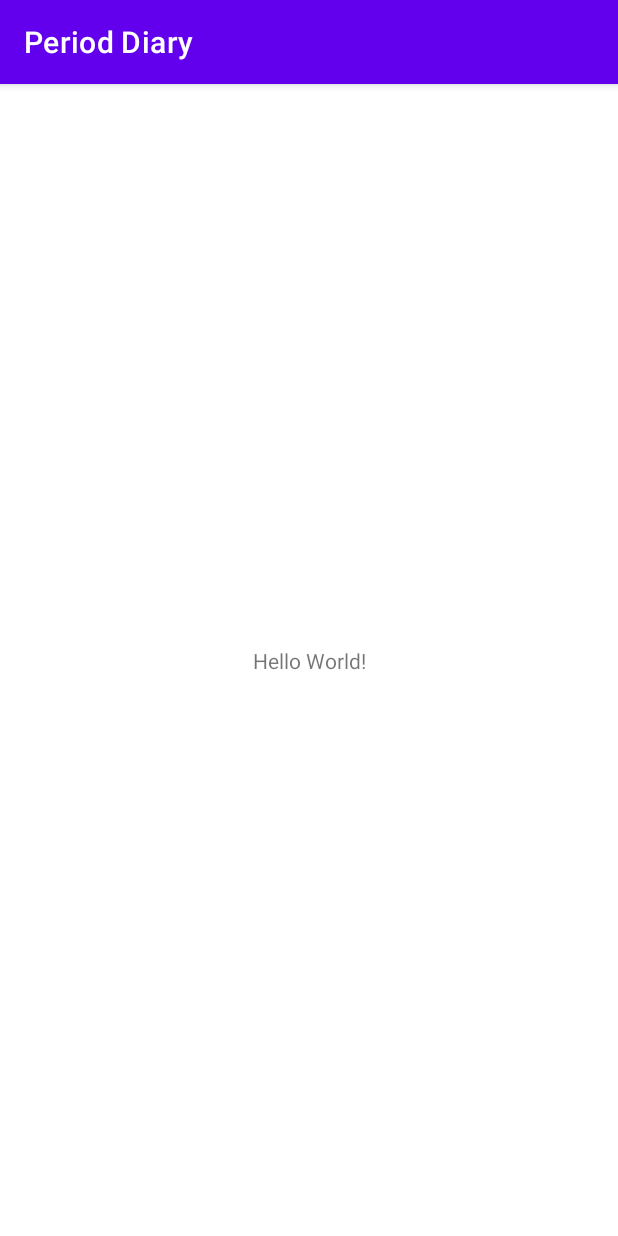
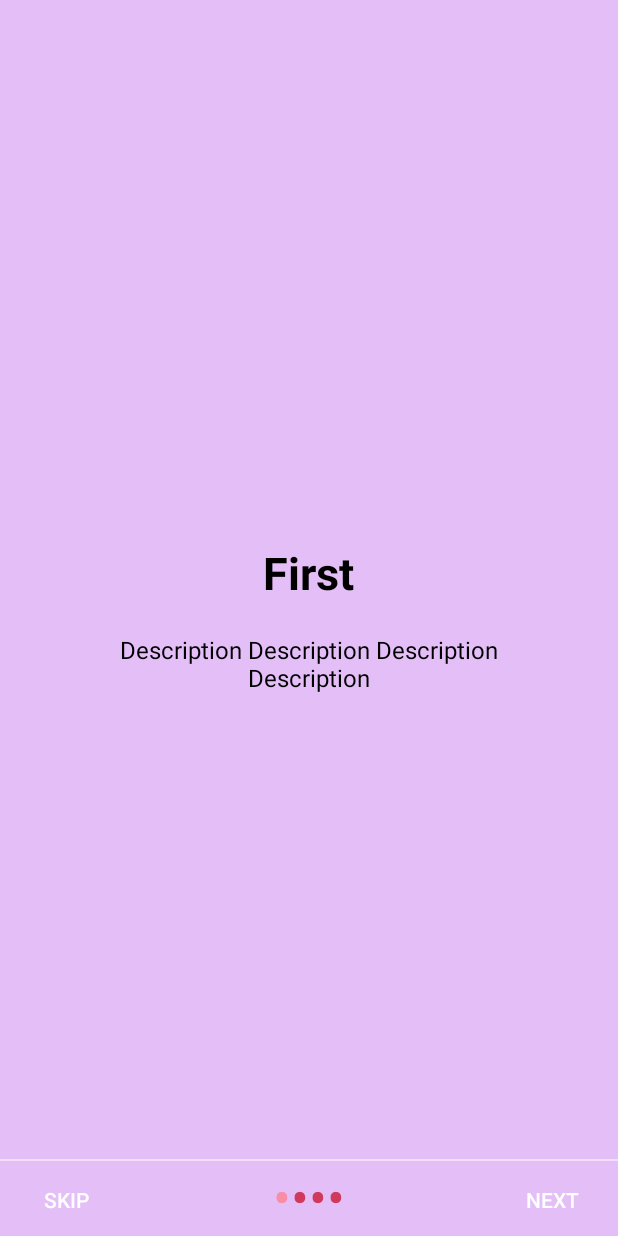
Before and after one commit to Naitik555/Period-Diary, an Android app: the screen it shows after launch (MainActivity before the commit, IntroActivity after it), on a phone screen of 412 x 824 dp. Run offline under Robolectric (Android 15) with nearby library versions, the phone set to English and light mode, and no system bars.

Commit message:
Second - commit - app intro slideshow

```diff
--- /dev/null
+++ b/app/src/main/java/com/project/perioddiary/FirstTimeTrueOrNot.java
@@ -0,0 +1,35 @@
+package com.project.perioddiary;
+
+import android.content.Context;
+import android.content.SharedPreferences;
+
+public class FirstTimeTrueOrNot
+{
+    SharedPreferences pref;
+    SharedPreferences.Editor editor;
+    Context _context;
+
+    // shared pref mode
+    int PRIVATE_MODE = 0;
+
+    // Shared preferences file name
+    private static final String PREF_NAME = "period diary -welcome";
+
+    private static final String IS_FIRST_TIME_LAUNCH = "IsFirstTimeLaunch";
+
+    public FirstTimeTrueOrNot(Context context) {
+        this._context = context;
+        pref = _context.getSharedPreferences(PREF_NAME, PRIVATE_MODE);
+        editor = pref.edit();
+    }
+
+    public void setFirstTimeLaunch(boolean isFirstTime) {
+        editor.putBoolean(IS_FIRST_TIME_LAUNCH, isFirstTime);
+        editor.commit();
+    }
+
+    public boolean isFirstTimeLaunch() {
+        return pref.getBoolean(IS_FIRST_TIME_LAUNCH, true);
+    }
+
+}
--- /dev/null
+++ b/app/src/main/java/com/project/perioddiary/IntroActivity.java
@@ -0,0 +1,203 @@
+package com.project.perioddiary;
+
+import android.content.Context;
+import android.content.Intent;
+import android.graphics.Color;
+import android.os.Build;
+import android.os.Bundle;
+import android.text.Html;
+import android.view.LayoutInflater;
+import android.view.View;
+import android.view.ViewGroup;
+import android.view.Window;
+import android.view.WindowManager;
+import android.widget.Button;
+import android.widget.LinearLayout;
+import android.widget.TextView;
+
+import androidx.appcompat.app.AppCompatActivity;
+import androidx.viewpager.widget.PagerAdapter;
+import androidx.viewpager.widget.ViewPager;
+
+public class IntroActivity extends AppCompatActivity {
+
+    private ViewPager viewPager;
+    private MyViewPagerAdapter myViewPagerAdapter;
+    private LinearLayout dotsLayout;
+    private TextView[] dots;
+    private int[] layouts;
+    private Button btnSkip, btnNext;
+    private FirstTimeTrueOrNot firstTimeTrueOrNot;
+
+    @Override
+    protected void onCreate(Bundle savedInstanceState) {
+        super.onCreate(savedInstanceState);
+
+        // Checking for first time launch - before calling setContentView()
+        firstTimeTrueOrNot = new FirstTimeTrueOrNot(this);
+        if (!firstTimeTrueOrNot.isFirstTimeLaunch()) {
+            launchHomeScreen();
+            finish();
+        }
+
+        // Making notification bar transparent
+        if (Build.VERSION.SDK_INT >= 21) {
+            getWindow().getDecorView().setSystemUiVisibility(View.SYSTEM_UI_FLAG_LAYOUT_STABLE | View.SYSTEM_UI_FLAG_LAYOUT_FULLSCREEN);
+        }
+
+        setContentView(R.layout.activity_intro);
+
+        viewPager = (ViewPager) findViewById(R.id.view_pager);
+        dotsLayout = (LinearLayout) findViewById(R.id.layoutDots);
+        btnSkip = (Button) findViewById(R.id.btn_skip);
+        btnNext = (Button) findViewById(R.id.btn_next);
+
+
+        // layouts of all welcome sliders
+        // add few more layouts if you want
+        layouts = new int[]{
+                R.layout.introslideone,
+                R.layout.introslidetwo,
+                R.layout.introslidethree,
+                R.layout.introslidefour};
+
+        // adding bottom dots
+        addBottomDots(0);
+
+        // making notification bar transparent
+        changeStatusBarColor();
+
+        myViewPagerAdapter = new MyViewPagerAdapter();
+        viewPager.setAdapter(myViewPagerAdapter);
+        viewPager.addOnPageChangeListener(viewPagerPageChangeListener);
+
+        btnSkip.setOnClickListener(new View.OnClickListener() {
+            @Override
+            public void onClick(View v) {
+                launchHomeScreen();
+            }
+        });
+
+        btnNext.setOnClickListener(new View.OnClickListener() {
+            @Override
+            public void onClick(View v) {
+                // checking for last page
+                // if last page home screen will be launched
+                int current = getItem(+1);
+                if (current < layouts.length) {
+                    // move to next screen
+                    viewPager.setCurrentItem(current);
+                } else {
+                    launchHomeScreen();
+                }
+            }
+        });
+    }
+
+    private void addBottomDots(int currentPage) {
+        dots = new TextView[layouts.length];
+
+        int[] colorsActive = getResources().getIntArray(R.array.array_dot_active);
+        int[] colorsInactive = getResources().getIntArray(R.array.array_dot_inactive);
+
+        dotsLayout.removeAllViews();
+        for (int i = 0; i < dots.length; i++) {
+            dots[i] = new TextView(this);
+            dots[i].setText(Html.fromHtml("&#8226;"));
+            dots[i].setTextSize(35);
+            dots[i].setTextColor(colorsInactive[currentPage]);
+            dotsLayout.addView(dots[i]);
+        }
+
+        if (dots.length > 0)
+            dots[currentPage].setTextColor(colorsActive[currentPage]);
+    }
+
+    private int getItem(int i) {
+        return viewPager.getCurrentItem() + i;
+    }
+
+    private void launchHomeScreen() {
+        firstTimeTrueOrNot.setFirstTimeLaunch(false);
+        startActivity(new Intent(IntroActivity.this, MainActivity.class));
+        finish();
+    }
+
+    //  viewpager change listener
+    ViewPager.OnPageChangeListener viewPagerPageChangeListener = new ViewPager.OnPageChangeListener() {
+
+        @Override
+        public void onPageSelected(int position) {
+            addBottomDots(position);
+
+            // changing the next button text 'NEXT' / 'GOT IT'
+            if (position == layouts.length - 1) {
+                // last page. make button text to GOT IT
+                btnNext.setText(getString(R.string.start));
+                btnSkip.setVisibility(View.GONE);
+            } else {
+                // still pages are left
+                btnNext.setText(getString(R.string.next));
+                btnSkip.setVisibility(View.VISIBLE);
+            }
+        }
+
+        @Override
+        public void onPageScrolled(int arg0, float arg1, int arg2) {
+
+        }
+
+        @Override
+        public void onPageScrollStateChanged(int arg0) {
+
+        }
+    };
+
+    /**
+     * Making notification bar transparent
+     */
+    private void changeStatusBarColor() {
+        if (Build.VERSION.SDK_INT >= Build.VERSION_CODES.LOLLIPOP) {
+            Window window = getWindow();
+            window.addFlags(WindowManager.LayoutParams.FLAG_DRAWS_SYSTEM_BAR_BACKGROUNDS);
+            window.setStatusBarColor(Color.TRANSPARENT);
+        }
+    }
+
+    /**
+     * View pager adapter
+     */
+    public class MyViewPagerAdapter extends PagerAdapter {
+        private LayoutInflater layoutInflater;
+
+        public MyViewPagerAdapter() {
+        }
+
+        @Override
+        public Object instantiateItem(ViewGroup container, int position) {
+            layoutInflater = (LayoutInflater) getSystemService(Context.LAYOUT_INFLATER_SERVICE);
+
+            View view = layoutInflater.inflate(layouts[position], container, false);
+            container.addView(view);
+
+            return view;
+        }
+
+        @Override
+        public int getCount() {
+            return layouts.length;
+        }
+
+        @Override
+        public boolean isViewFromObject(View view, Object obj) {
+            return view == obj;
+        }
+
+
+        @Override
+        public void destroyItem(ViewGroup container, int position, Object object) {
+            View view = (View) object;
+            container.removeView(view);
+        }
+    }
+}
--- /dev/null
+++ b/app/src/main/res/layout/activity_intro.xml
@@ -0,0 +1,53 @@
+<?xml version="1.0" encoding="utf-8"?>
+<RelativeLayout xmlns:android="http://schemas.android.com/apk/res/android"
+    xmlns:app="http://schemas.android.com/apk/res-auto"
+    xmlns:tools="http://schemas.android.com/tools"
+    android:layout_width="match_parent"
+    android:layout_height="match_parent"
+    tools:showIn="@layout/activity_intro">
+
+
+    <androidx.viewpager.widget.ViewPager
+        android:id="@+id/view_pager"
+        android:layout_width="match_parent"
+        android:layout_height="match_parent" />
+
+    <LinearLayout
+        android:id="@+id/layoutDots"
+        android:layout_width="match_parent"
+        android:layout_height="@dimen/dots_height"
+        android:layout_alignParentBottom="true"
+        android:layout_marginBottom="@dimen/dots_margin_bottom"
+        android:gravity="center"
+        android:orientation="horizontal">
+
+    </LinearLayout>
+
+    <View
+        android:layout_width="match_parent"
+        android:layout_height="1dp"
+        android:alpha=".5"
+        android:layout_above="@id/layoutDots"
+        android:background="@android:color/white" />
+
+    <Button
+        android:id="@+id/btn_next"
+        android:layout_width="wrap_content"
+        android:layout_height="wrap_content"
+        android:layout_alignParentBottom="true"
+        android:layout_alignParentRight="true"
+        android:background="@null"
+        android:text="@string/next"
+        android:textColor="@android:color/white" />
+
+    <Button
+        android:id="@+id/btn_skip"
+        android:layout_width="wrap_content"
+        android:layout_height="wrap_content"
+        android:layout_alignParentBottom="true"
+        android:layout_alignParentLeft="true"
+        android:background="@null"
+        android:text="@string/skip"
+        android:textColor="@android:color/white" />
+
+</RelativeLayout>
--- /dev/null
+++ b/app/src/main/res/layout/introslideone.xml
@@ -0,0 +1,41 @@
+<?xml version="1.0" encoding="utf-8"?>
+<RelativeLayout xmlns:android="http://schemas.android.com/apk/res/android"
+    android:layout_width="match_parent"
+    android:layout_height="match_parent"
+    android:background="@color/bg_screen1">
+
+    <LinearLayout
+        android:layout_width="wrap_content"
+        android:layout_height="wrap_content"
+        android:layout_centerInParent="true"
+        android:gravity="center_horizontal"
+        android:orientation="vertical">
+
+<!--        <ImageView-->
+<!--            android:layout_width="@dimen/img_width_height"-->
+<!--            android:layout_height="@dimen/img_width_height"-->
+<!--            android:src="" />-->
+
+        <TextView
+            android:layout_width="wrap_content"
+            android:layout_height="wrap_content"
+            android:text="@string/slide_1_title"
+            android:textColor="#000000"
+            android:textSize="@dimen/slide_title"
+            android:textStyle="bold" />
+
+        <TextView
+            android:layout_width="wrap_content"
+            android:layout_height="wrap_content"
+            android:layout_marginTop="20dp"
+            android:paddingLeft="@dimen/desc_padding"
+            android:paddingRight="@dimen/desc_padding"
+            android:text="@string/slide_1_desc"
+            android:textAlignment="center"
+            android:textColor="#000000"
+            android:textSize="@dimen/slide_desc"
+            android:gravity="center_horizontal" />
+
+    </LinearLayout>
+
+</RelativeLayout>
--- a/app/src/main/res/values-night/themes.xml
+++ b/app/src/main/res/values-night/themes.xml
@@ -1,16 +1,17 @@
 <resources xmlns:tools="http://schemas.android.com/tools">
     <!-- Base application theme. -->
-    <style name="Theme.PeriodDiary" parent="Theme.MaterialComponents.DayNight.DarkActionBar">
-        <!-- Primary brand color. -->
-        <item name="colorPrimary">@color/purple_200</item>
-        <item name="colorPrimaryVariant">@color/purple_700</item>
-        <item name="colorOnPrimary">@color/black</item>
-        <!-- Secondary brand color. -->
-        <item name="colorSecondary">@color/teal_200</item>
-        <item name="colorSecondaryVariant">@color/teal_200</item>
-        <item name="colorOnSecondary">@color/black</item>
-        <!-- Status bar color. -->
-        <item name="android:statusBarColor" tools:targetApi="l">?attr/colorPrimaryVariant</item>
+    <!-- Base application theme. -->
+    <style name="AppTheme" parent="Theme.AppCompat.Light.DarkActionBar">
         <!-- Customize your theme here. -->
+        <item name="colorPrimary">@color/colorPrimary</item>
+        <item name="colorPrimaryDark">@color/colorPrimaryDark</item>
+        <item name="colorAccent">@color/colorAccent</item>
+        <item name="windowActionBar">false</item>
+        <item name="windowNoTitle">true</item>
     </style>
+
+    <style name="AppTheme.AppBarOverlay" parent="ThemeOverlay.AppCompat.Dark.ActionBar" />
+
+    <style name="AppTheme.PopupOverlay" parent="ThemeOverlay.AppCompat.Light" />
+
 </resources>
--- a/app/src/main/res/values/colors.xml
+++ b/app/src/main/res/values/colors.xml
@@ -1,10 +1,39 @@
 <?xml version="1.0" encoding="utf-8"?>
+
 <resources>
-    <color name="purple_200">#FFBB86FC</color>
-    <color name="purple_500">#FF6200EE</color>
-    <color name="purple_700">#FF3700B3</color>
-    <color name="teal_200">#FF03DAC5</color>
-    <color name="teal_700">#FF018786</color>
-    <color name="black">#FF000000</color>
-    <color name="white">#FFFFFFFF</color>
+    <color name="colorPrimary">#3F51B5</color>
+    <color name="colorPrimaryDark">#303F9F</color>
+    <color name="colorAccent">#FF4081</color>
+
+    <!-- Screens background color-->
+    <color name="bg_screen1">#e4bef7</color>
+    <color name="bg_screen2">#F656F3</color>
+    <color name="bg_screen3">#DDCD69F8</color>
+    <color name="bg_screen4">#EF68F4</color>
+
+    <!-- dots inactive colors -->
+    <color name="dot_dark_screen1">#d1395c</color>
+    <color name="dot_dark_screen2">#14a895</color>
+    <color name="dot_dark_screen3">#2278d4</color>
+    <color name="dot_dark_screen4">#a854d4</color>
+
+    <!-- dots active colors -->
+    <color name="dot_light_screen1">#f98da5</color>
+    <color name="dot_light_screen2">#8cf9eb</color>
+    <color name="dot_light_screen3">#93c6fd</color>
+    <color name="dot_light_screen4">#e4b5fc</color>
+
+    <array name="array_dot_active">
+        <item>@color/dot_light_screen1</item>
+        <item>@color/dot_light_screen2</item>
+        <item>@color/dot_light_screen3</item>
+        <item>@color/dot_light_screen4</item>
+    </array>
+
+    <array name="array_dot_inactive">
+        <item>@color/dot_dark_screen1</item>
+        <item>@color/dot_dark_screen2</item>
+        <item>@color/dot_dark_screen3</item>
+        <item>@color/dot_dark_screen4</item>
+    </array>
 </resources>
--- /dev/null
+++ b/app/src/main/res/values/dimens.xml
@@ -0,0 +1,15 @@
+<?xml version="1.0" encoding="utf-8"?>
+<resources>
+
+        <!-- Default screen margins, per the Android Design guidelines. -->
+        <dimen name="activity_horizontal_margin">16dp</dimen>
+        <dimen name="activity_vertical_margin">16dp</dimen>
+        <dimen name="fab_margin">16dp</dimen>
+        <dimen name="dots_height">30dp</dimen>
+        <dimen name="dots_margin_bottom">20dp</dimen>
+        <dimen name="img_width_height">120dp</dimen>
+        <dimen name="slide_title">30dp</dimen>
+        <dimen name="slide_desc">16dp</dimen>
+        <dimen name="desc_padding">40dp</dimen>
+
+</resources>
--- a/app/src/main/res/values/strings.xml
+++ b/app/src/main/res/values/strings.xml
@@ -1,3 +1,20 @@
 <resources>
-    <string name="app_name">Period Diary</string>
+    <string name="app_name">Intro Slider</string>
+    <string name="title_activity_welcome">Home Screen</string>
+    <string name="next">NEXT</string>
+    <string name="skip">SKIP</string>
+    <string name="start">GOT IT</string>
+
+    <string name="slide_1_title">First</string>
+    <string name="slide_1_desc">Description Description Description Description</string>
+
+    <string name="slide_2_title">Second</string>
+    <string name="slide_2_desc">Description Description Description Description!</string>
+
+    <string name="slide_3_title">Third</string>
+    <string name="slide_3_desc">Description Description Description Description</string>
+
+    <string name="slide_4_title">Four</string>
+    <string name="slide_4_desc">Description Description Description Description</string>
+
 </resources>
--- a/app/src/main/res/values/themes.xml
+++ b/app/src/main/res/values/themes.xml
@@ -1,16 +1,16 @@
 <resources xmlns:tools="http://schemas.android.com/tools">
     <!-- Base application theme. -->
-    <style name="Theme.PeriodDiary" parent="Theme.MaterialComponents.DayNight.DarkActionBar">
-        <!-- Primary brand color. -->
-        <item name="colorPrimary">@color/purple_500</item>
-        <item name="colorPrimaryVariant">@color/purple_700</item>
-        <item name="colorOnPrimary">@color/white</item>
-        <!-- Secondary brand color. -->
-        <item name="colorSecondary">@color/teal_200</item>
-        <item name="colorSecondaryVariant">@color/teal_700</item>
-        <item name="colorOnSecondary">@color/black</item>
-        <!-- Status bar color. -->
-        <item name="android:statusBarColor" tools:targetApi="l">?attr/colorPrimaryVariant</item>
+    <style name="AppTheme" parent="Theme.AppCompat.Light.DarkActionBar">
         <!-- Customize your theme here. -->
+        <item name="colorPrimary">@color/colorPrimary</item>
+        <item name="colorPrimaryDark">@color/colorPrimaryDark</item>
+        <item name="colorAccent">@color/colorAccent</item>
+        <item name="windowActionBar">false</item>
+        <item name="windowNoTitle">true</item>
     </style>
+
+    <style name="AppTheme.AppBarOverlay" parent="ThemeOverlay.AppCompat.Dark.ActionBar" />
+
+    <style name="AppTheme.PopupOverlay" parent="ThemeOverlay.AppCompat.Light" />
+
 </resources>
```
Also changed, not shown: app/src/main/AndroidManifest.xml (+9 -2 lines), app/src/main/res/layout/introslidefour.xml (added, +41 -0 lines), app/src/main/res/layout/introslidethree.xml (added, +42 -0 lines), app/src/main/res/layout/introslidetwo.xml (added, +42 -0 lines).
